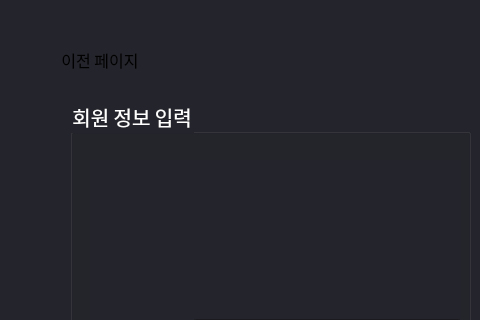
The window that ui/bookpage4.ui (2sseong/mini_project_2025-03) describes before a commit, drawn with Qt 5; both pictures show x 0 to 480 and y 0 to 320 of the 1000 by 700 pixel window.
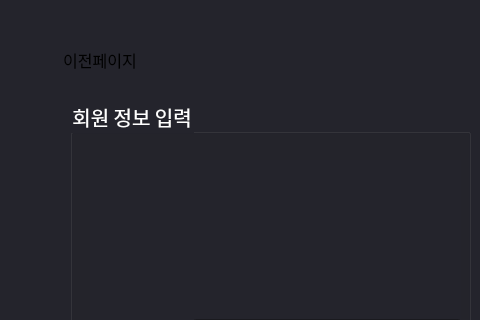
The same window after the commit.

```diff
--- a/ui/bookpage4.ui
+++ b/ui/bookpage4.ui
@@ -41,7 +41,7 @@
 border-radius:4;</string>
    </property>
    <property name="text">
-    <string>이전 페이지</string>
+    <string>이전페이지</string>
    </property>
   </widget>
   <widget class="QLabel" name="lbl_adtnum">
```
